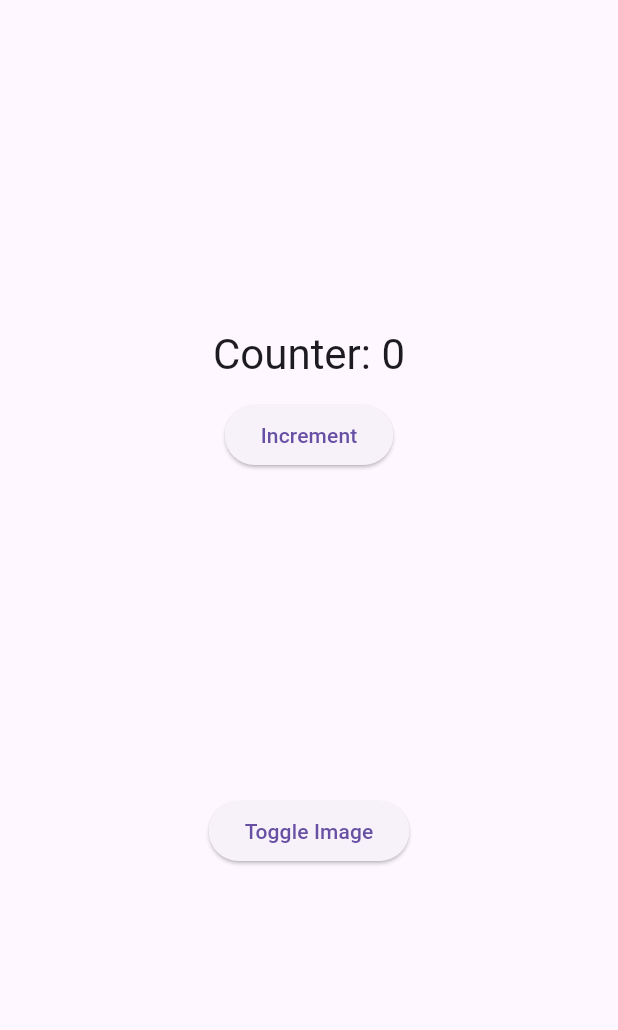
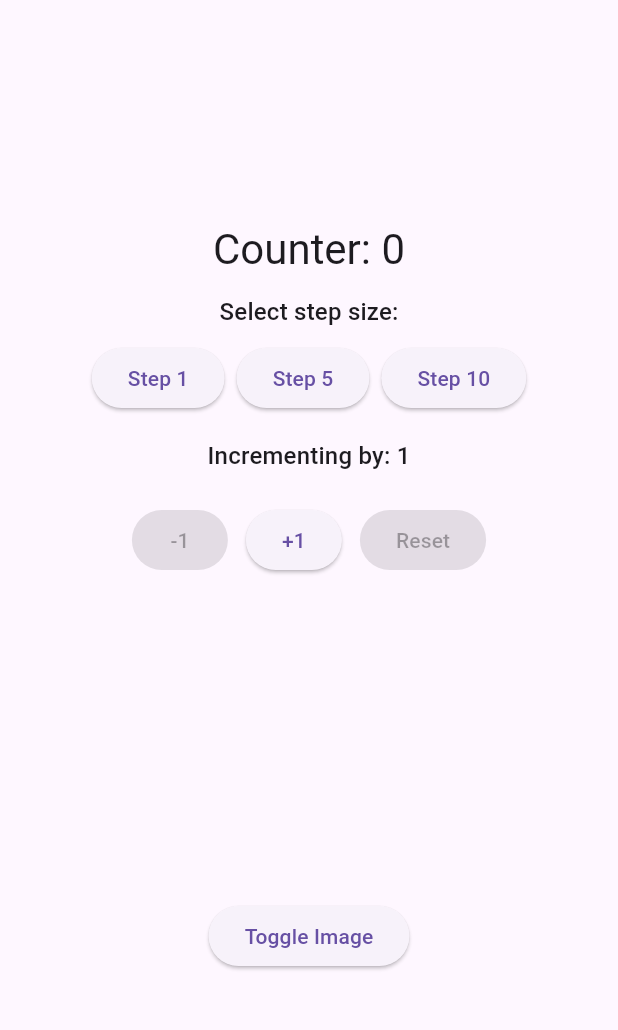
Before and after one commit to willmorgan11/cw1_counter_app, a Flutter app: the screen it shows after launch, on a phone screen of 412 x 824 dp, the part 63-1093 px from its top. Run offline on Flutter 3.47's test engine with Material 3 defaults, Android fonts, the phone set to English and light mode, and no system bars.

Commit message:
Step controls, decrement/reset

```diff
--- a/lib/main.dart
+++ b/lib/main.dart
@@ -30,6 +30,8 @@ class _HomePageState extends State<HomePage> with SingleTickerProviderStateMixin
   bool _isDark = false;
   bool _isFirstImage = true;
 
+  int _stepValue = 1; // step control variable
+
   late final AnimationController _controller;
   late final Animation<double> _fade;
 
@@ -50,7 +52,21 @@ class _HomePageState extends State<HomePage> with SingleTickerProviderStateMixin
   }
 
   void _incrementCounter() {
-    setState(() => _counter++);
+    setState(() => _counter += _stepValue);
+  }
+
+  void _decrementCounter() {
+    if (_counter >= _stepValue) {
+      setState(() {
+        _counter -= _stepValue;
+      });
+    }
+  }
+
+  void _resetCounter() {
+    setState(() {
+      _counter = 0;
+    });
   }
 
   void _toggleTheme() {
@@ -86,14 +102,81 @@ class _HomePageState extends State<HomePage> with SingleTickerProviderStateMixin
           child: Column(
             mainAxisSize: MainAxisSize.min,
             children: [
+              // counter display
               Text(
                 'Counter: $_counter',
                 style: Theme.of(context).textTheme.headlineMedium,
               ),
               const SizedBox(height: 12),
-              ElevatedButton(
-                onPressed: _incrementCounter,
-                child: const Text('Increment'),
+              // step selector buttons
+              Text(
+                'Select step size:',
+                style: Theme.of(context).textTheme.titleMedium,
+              ),
+              const SizedBox(height: 8),
+              Row(
+                mainAxisAlignment: MainAxisAlignment.center,
+                children: [
+                  // step 1
+                  ElevatedButton(
+                    onPressed: () {
+                      setState(() {
+                        _stepValue = 1;
+                      });
+                    },
+                    child: const Text('Step 1'),
+                  ),
+                  const SizedBox(width: 8),
+                  // step 5
+                  ElevatedButton(
+                    onPressed: () {
+                      setState(() {
+                        _stepValue = 5;
+                      });
+                    },
+                    child: const Text('Step 5'),
+                  ),
+                  const SizedBox(width: 8),
+                  // step 10
+                  ElevatedButton(
+                    onPressed: () {
+                      setState(() {
+                        _stepValue = 10;
+                      });
+                    },
+                    child: const Text('Step 10'),
+                  ),
+                ],
+              ),
+              const SizedBox(height: 16),
+              // current step display
+              Text(
+                'Incrementing by: $_stepValue',
+                style: Theme.of(context).textTheme.titleMedium,
+              ),
+              const SizedBox(height: 20),
+              // counter control
+              Row(
+                mainAxisAlignment: MainAxisAlignment.center,
+                children: [
+                  // decrement
+                  ElevatedButton(
+                    onPressed: _counter >= _stepValue ? _decrementCounter : null,
+                    child: Text('-$_stepValue'),
+                  ),
+                  const SizedBox(width: 12),
+                  // increment
+                  ElevatedButton(
+                    onPressed: _incrementCounter,
+                    child: Text('+$_stepValue'),
+                  ),
+                  const SizedBox(width: 12),
+                  // reset
+                  ElevatedButton(
+                    onPressed: _counter > 0 ? _resetCounter : null,
+                    child: const Text('Reset'),
+                  ),
+                ],
               ),
               const SizedBox(height: 24),
               FadeTransition(
```
